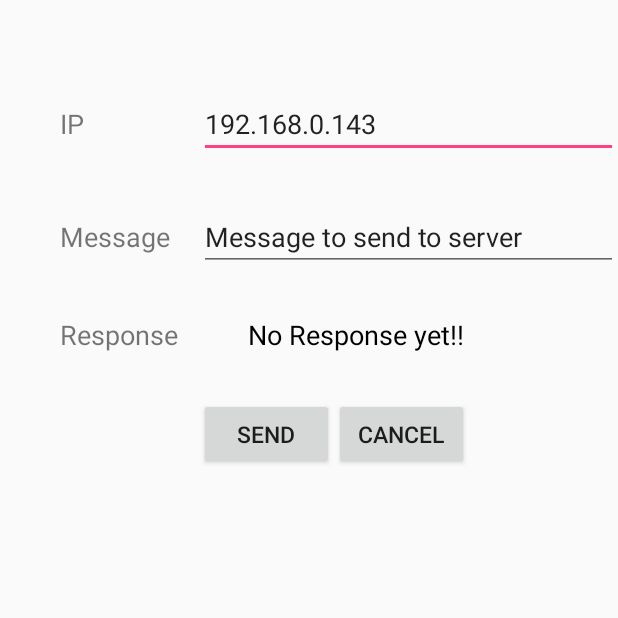
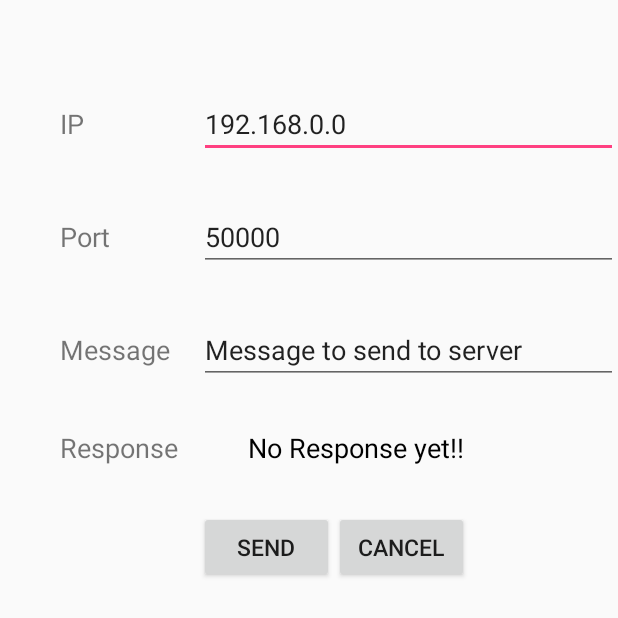
Before and after one commit to Brian1231/Software-Engineeging-Project---COMP30050, an Android app: the screen it shows after launch (MainActivity), on a phone screen of 412 x 824 dp, the top half of it. Run offline under Robolectric (Android 15) with nearby library versions, the phone set to English and light mode, and no system bars.

Commit message:
Change port on android

```diff
--- a/android/GameController/app/src/main/java/com/psmb/gamecontroller/ClientThread.java
+++ b/android/GameController/app/src/main/java/com/psmb/gamecontroller/ClientThread.java
@@ -16,7 +16,7 @@ import java.net.Socket;
 class ClientThread extends AsyncTask <String, Void, String> {
 
     private static Socket socket;
-    private static final int SERVER_PORT = 50000;
+    //private static final int SERVER_PORT = 50000;
 
     private AsyncResponse mCallback;
 
@@ -29,6 +29,7 @@ class ClientThread extends AsyncTask <String, Void, String> {
 
         String message = params[0];
         String SERVER_IP = params[1];
+        int SERVER_PORT = Integer.parseInt(params[2]);
         String response = null;
         boolean connected;
         try {
--- a/android/GameController/app/src/main/java/com/psmb/gamecontroller/MainActivity.java
+++ b/android/GameController/app/src/main/java/com/psmb/gamecontroller/MainActivity.java
@@ -32,9 +32,11 @@ public class MainActivity extends AppCompatActivity implements AsyncResponse {
                 String message = et.getText().toString();
                 EditText etip = (EditText) findViewById(R.id.ipText);
                 String ip = etip.getText().toString();
+                EditText etport = (EditText) findViewById(R.id.portText);
+                String port = etip.getText().toString();
                 thread = new ClientThread(MainActivity.this);
 
-                thread.execute(message,ip);
+                thread.execute(message,ip, port);
             }
         });
 
--- a/android/GameController/app/src/main/res/layout/activity_main.xml
+++ b/android/GameController/app/src/main/res/layout/activity_main.xml
@@ -5,7 +5,7 @@
     android:layout_marginLeft="40dp"
     android:orientation="vertical" >
 
-    <!-- IP -->>
+    <!-- Port -->>
     <LinearLayout
         android:layout_marginTop="60dp"
         android:layout_width="fill_parent"
@@ -20,14 +20,36 @@
             android:text="IP" />
 
         <EditText
+            android:id="@+id/portText"
+            android:layout_width="0dp"
+            android:layout_height="wrap_content"
+            android:layout_weight="0.75"
+            android:text="192.168.0.0"
+            android:ems="10" />
+    </LinearLayout>
+
+    <!-- Port -->
+    <LinearLayout
+        android:layout_marginTop="30dp"
+        android:layout_width="fill_parent"
+        android:layout_height="wrap_content"
+        android:orientation="horizontal" >
+
+        <TextView
+            android:layout_width="0dp"
+            android:layout_height="wrap_content"
+            android:layout_weight="0.25"
+            android:textSize="18sp"
+            android:text="Port" />
+
+        <EditText
             android:id="@+id/ipText"
             android:layout_width="0dp"
             android:layout_height="wrap_content"
             android:layout_weight="0.75"
-            android:text="192.168.0.143"
+            android:text="50000"
             android:ems="10" />
     </LinearLayout>
-
     <!-- Message -->>
     <LinearLayout
         android:layout_marginTop="30dp"
```
